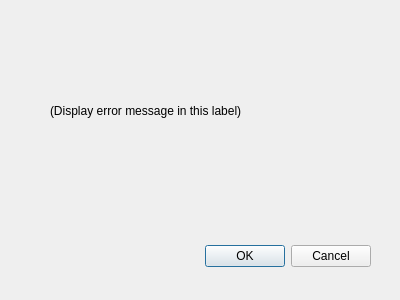
Qt form sharefileclient/errorpopup.ui (taragu/sharefile) before a commit.
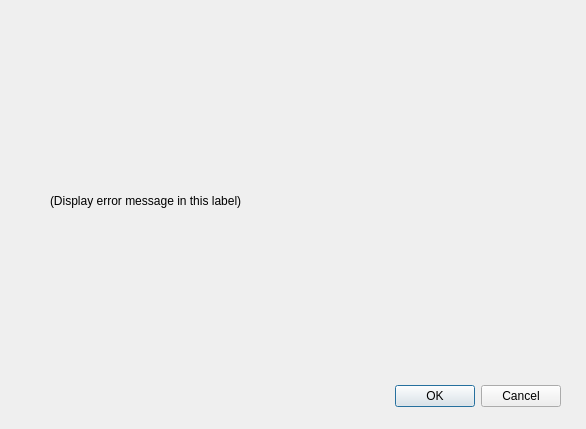
The same form after that commit.

The edit to the form file:
```diff
--- a/sharefileclient/errorpopup.ui
+++ b/sharefileclient/errorpopup.ui
@@ -6,8 +6,8 @@
    <rect>
     <x>0</x>
     <y>0</y>
-    <width>400</width>
-    <height>300</height>
+    <width>586</width>
+    <height>429</height>
    </rect>
   </property>
   <property name="windowTitle">
@@ -16,8 +16,8 @@
   <widget class="QDialogButtonBox" name="buttonBox">
    <property name="geometry">
     <rect>
-     <x>30</x>
-     <y>240</y>
+     <x>220</x>
+     <y>380</y>
      <width>341</width>
      <height>32</height>
     </rect>
@@ -34,8 +34,8 @@
     <rect>
      <x>50</x>
      <y>80</y>
-     <width>271</width>
-     <height>61</height>
+     <width>481</width>
+     <height>241</height>
     </rect>
    </property>
    <property name="text">
```
